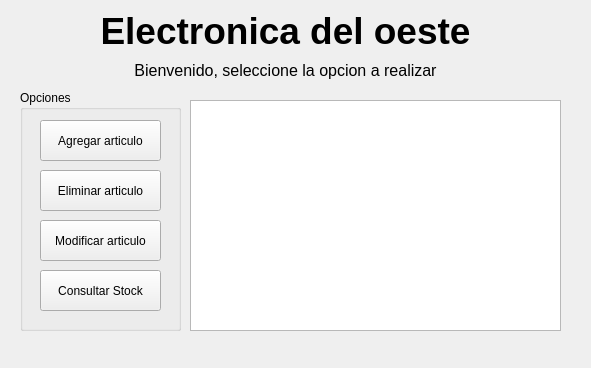
First picture: the form in app_stock_qdesigner/app_stock.ui, repository nvargas24/Sistema_medicion_de_rodamientos-SMR, before the edit.
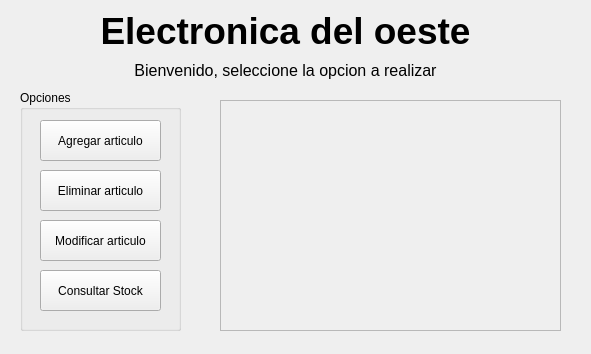
Second picture: the form after the edit.

Patch:
```diff
--- a/app_stock_qdesigner/app_stock.ui
+++ b/app_stock_qdesigner/app_stock.ui
@@ -7,7 +7,7 @@
     <x>0</x>
     <y>0</y>
     <width>591</width>
-    <height>368</height>
+    <height>354</height>
    </rect>
   </property>
   <property name="windowTitle">
@@ -89,7 +89,7 @@
      </property>
     </widget>
    </widget>
-   <widget class="QWidget" name="">
+   <widget class="QWidget" name="layoutWidget">
     <property name="geometry">
      <rect>
       <x>10</x>
@@ -139,19 +139,32 @@
      </item>
     </layout>
    </widget>
-   <widget class="QGraphicsView" name="graphic">
+   <widget class="QFrame" name="frame">
     <property name="geometry">
      <rect>
-      <x>190</x>
+      <x>220</x>
       <y>100</y>
-      <width>371</width>
+      <width>341</width>
       <height>231</height>
      </rect>
     </property>
-    <property name="styleSheet">
-     <string notr="true">QApplication.setStyle(&quot;Macintosh&quot;)
-</string>
+    <property name="frameShape">
+     <enum>QFrame::StyledPanel</enum>
     </property>
+    <property name="frameShadow">
+     <enum>QFrame::Raised</enum>
+    </property>
+    <widget class="QWidget" name="verticalLayoutWidget">
+     <property name="geometry">
+      <rect>
+       <x>19</x>
+       <y>19</y>
+       <width>311</width>
+       <height>191</height>
+      </rect>
+     </property>
+     <layout class="QVBoxLayout" name="grafica_torta"/>
+    </widget>
    </widget>
   </widget>
  </widget>
```
